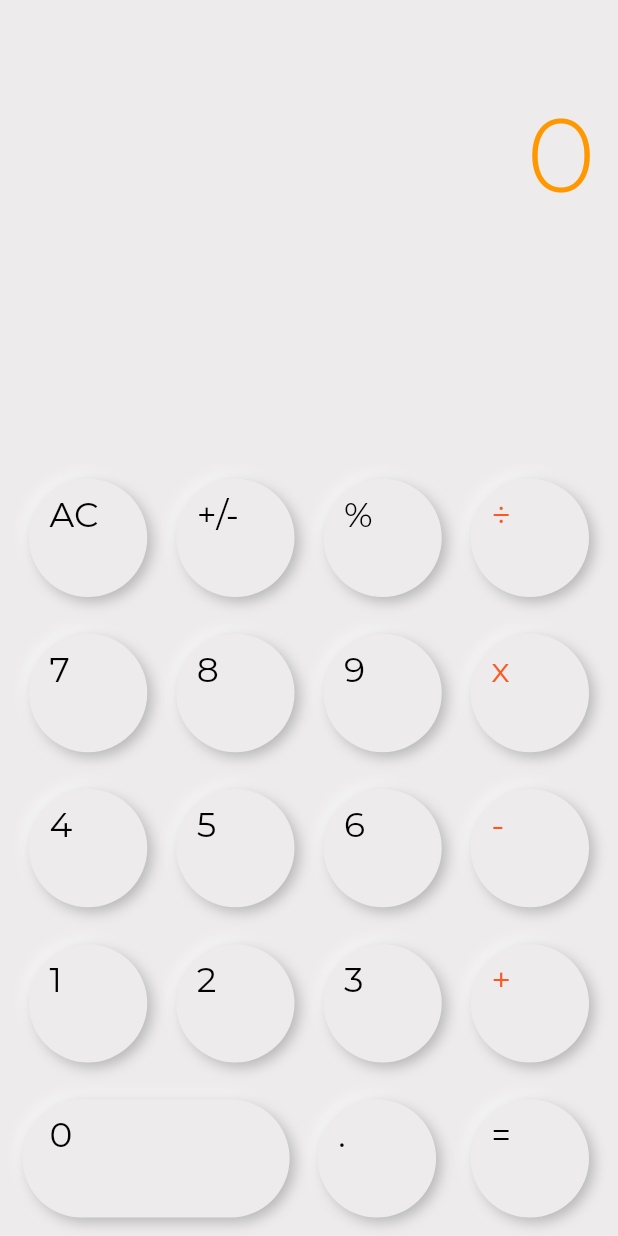
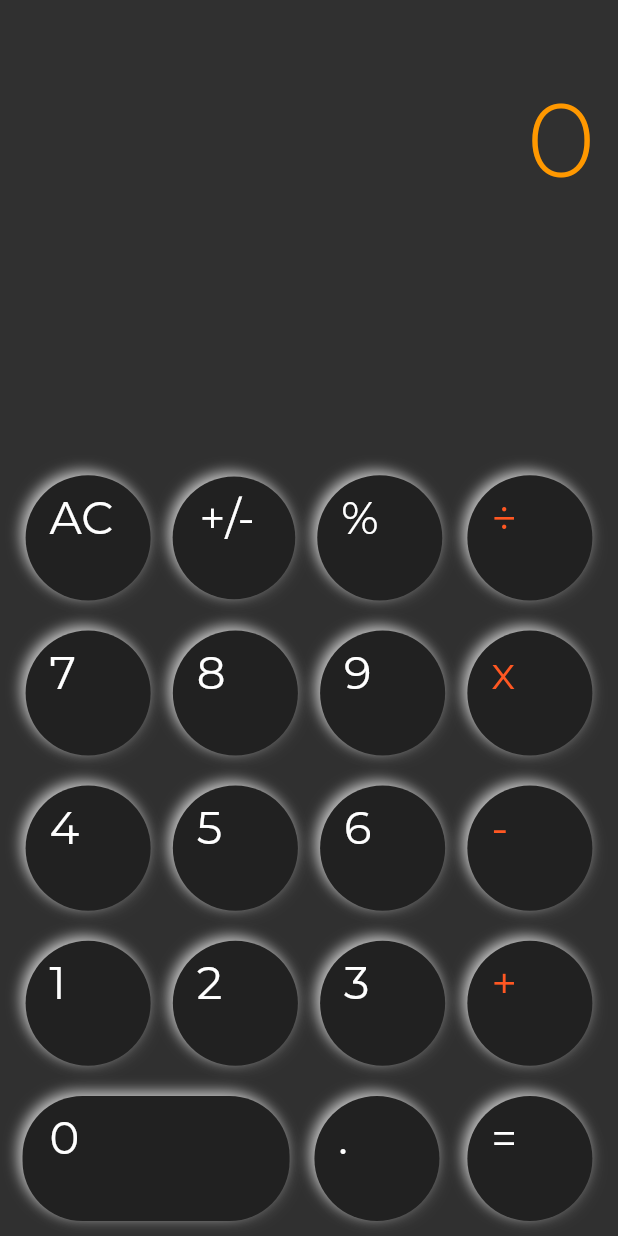
Before and after one commit to denzgrant/Flutter_Calculator-, a Flutter app: the screen it shows after launch, on a phone screen of 412 x 824 dp. Run offline on Flutter 3.47's test engine with Material 2 defaults, Android fonts, the phone set to English and light mode, and no system bars; drawn by our look-alikes of flutter_neumorphic.

Commit message:
updated UI and switched to dark mode

```diff
--- a/lib/calculator_brain.dart
+++ b/lib/calculator_brain.dart
@@ -1,8 +1,3 @@
-import 'dart:developer';
-
-import 'package:flutter/cupertino.dart';
-import 'package:flutter/material.dart';
-
 class CalculatorBrain {
   String output = '0'; //stores result to be printed to user
   String _output = ''; //stores calculation result
--- a/lib/calculator_page.dart
+++ b/lib/calculator_page.dart
@@ -11,14 +11,13 @@ class CalculatorPage extends StatefulWidget {
 
 class _CalculatorPageState extends State<CalculatorPage> {
   String result = '0';
-
   //the brain for our calculator
   CalculatorBrain calc = CalculatorBrain();
 
   @override
   Widget build(BuildContext context) {
     return Scaffold(
-      backgroundColor: Color(0xFFEDEBEC),
+      // backgroundColor: Color(0xFFEDEBEC),
       body: SafeArea(
         child: Padding(
           padding: const EdgeInsets.symmetric(horizontal: 15),
@@ -28,17 +27,25 @@ class _CalculatorPageState extends State<CalculatorPage> {
               Expanded(
                 flex: 2,
                 child: Padding(
-                  padding: const EdgeInsets.only(top: 60),
+                  padding: const EdgeInsets.only(top: 50),
                   child: ConstrainedBox(
                     constraints: BoxConstraints(
-                      maxHeight: 70,
-                      maxWidth: 300,
+                      maxHeight: 50,
+                      // maxWidth: 300,
                     ),
-                    child: Text(
-                      result,
-                      style: kResultTextStyle,
-                      softWrap: false,
-                      overflow: TextOverflow.ellipsis,
+                    child: ListView(
+                      scrollDirection: Axis.horizontal,
+                      reverse: true,
+                      children: [
+                        Text(
+                          result.replaceAllMapped(
+                              new RegExp(r'(\d{1,3})(?=(\d{3})+(?!\d))'),
+                              (Match m) => '${m[1]},'),
+                          style: kResultTextStyle,
+                          softWrap: false,
+                          // overflow: TextOverflow.ellipsis,
+                        ),
+                      ],
                     ),
                   ),
                 ),
@@ -48,7 +55,9 @@ class _CalculatorPageState extends State<CalculatorPage> {
                 child: Padding(
                   padding: const EdgeInsets.only(top: 20, bottom: 30),
                   child: Text(
-                    calc.resultOperationText,
+                    calc.resultOperationText.replaceAllMapped(
+                        new RegExp(r'(\d{1,3})(?=(\d{3})+(?!\d))'),
+                        (Match m) => '${m[1]},'),
                     style: kOperationTextStyle,
                     softWrap: false,
                     overflow: TextOverflow.ellipsis,
@@ -63,7 +72,7 @@ class _CalculatorPageState extends State<CalculatorPage> {
                     RoundButton(
                       buttonText: 'AC',
                       buttonBoxShape: NeumorphicBoxShape.circle(),
-                      colorText: kBlackColorText,
+                      colorText: kWhiteColorText,
                       buttonWidth: 8,
                       onPressed: () {
                         setState(() {
@@ -74,8 +83,8 @@ class _CalculatorPageState extends State<CalculatorPage> {
                     RoundButton(
                       buttonText: '+/-',
                       buttonBoxShape: NeumorphicBoxShape.circle(),
-                      colorText: kBlackColorText,
-                      buttonWidth: 8,
+                      colorText: kWhiteColorText,
+                      buttonWidth: 9,
                       onPressed: () {
                         setState(() {
                           result = calc.buttonPressed("+/-");
@@ -85,7 +94,7 @@ class _CalculatorPageState extends State<CalculatorPage> {
                     RoundButton(
                       buttonText: '%',
                       buttonBoxShape: NeumorphicBoxShape.circle(),
-                      colorText: kBlackColorText,
+                      colorText: kWhiteColorText,
                       buttonWidth: 8,
                       onPressed: () {
                         setState(() {
@@ -115,7 +124,7 @@ class _CalculatorPageState extends State<CalculatorPage> {
                     RoundButton(
                       buttonText: '7',
                       buttonBoxShape: NeumorphicBoxShape.circle(),
-                      colorText: kBlackColorText,
+                      colorText: kWhiteColorText,
                       buttonWidth: 8,
                       onPressed: () {
                         setState(() {
@@ -126,7 +135,7 @@ class _CalculatorPageState extends State<CalculatorPage> {
                     RoundButton(
                       buttonText: '8',
                       buttonBoxShape: NeumorphicBoxShape.circle(),
-                      colorText: kBlackColorText,
+                      colorText: kWhiteColorText,
                       buttonWidth: 8,
                       onPressed: () {
                         setState(() {
@@ -137,7 +146,7 @@ class _CalculatorPageState extends State<CalculatorPage> {
                     RoundButton(
                       buttonText: '9',
                       buttonBoxShape: NeumorphicBoxShape.circle(),
-                      colorText: kBlackColorText,
+                      colorText: kWhiteColorText,
                       buttonWidth: 8,
                       onPressed: () {
                         setState(() {
@@ -167,7 +176,7 @@ class _CalculatorPageState extends State<CalculatorPage> {
                     RoundButton(
                       buttonText: '4',
                       buttonBoxShape: NeumorphicBoxShape.circle(),
-                      colorText: kBlackColorText,
+                      colorText: kWhiteColorText,
                       buttonWidth: 8,
                       onPressed: () {
                         setState(() {
@@ -178,7 +187,7 @@ class _CalculatorPageState extends State<CalculatorPage> {
                     RoundButton(
                       buttonText: '5',
                       buttonBoxShape: NeumorphicBoxShape.circle(),
-                      colorText: kBlackColorText,
+                      colorText: kWhiteColorText,
                       buttonWidth: 8,
                       onPressed: () {
                         setState(() {
@@ -189,7 +198,7 @@ class _CalculatorPageState extends State<CalculatorPage> {
                     RoundButton(
                       buttonText: '6',
                       buttonBoxShape: NeumorphicBoxShape.circle(),
-                      colorText: kBlackColorText,
+                      colorText: kWhiteColorText,
                       buttonWidth: 8,
                       onPressed: () {
                         setState(() {
@@ -219,7 +228,7 @@ class _CalculatorPageState extends State<CalculatorPage> {
                     RoundButton(
                       buttonText: '1',
                       buttonBoxShape: NeumorphicBoxShape.circle(),
-                      colorText: kBlackColorText,
+                      colorText: kWhiteColorText,
                       buttonWidth: 8,
                       onPressed: () {
                         setState(() {
@@ -230,7 +239,7 @@ class _CalculatorPageState extends State<CalculatorPage> {
                     RoundButton(
                       buttonText: '2',
                       buttonBoxShape: NeumorphicBoxShape.circle(),
-                      colorText: kBlackColorText,
+                      colorText: kWhiteColorText,
                       buttonWidth: 8,
                       onPressed: () {
                         setState(() {
@@ -241,7 +250,7 @@ class _CalculatorPageState extends State<CalculatorPage> {
                     RoundButton(
                       buttonText: '3',
                       buttonBoxShape: NeumorphicBoxShape.circle(),
-                      colorText: kBlackColorText,
+                      colorText: kWhiteColorText,
                       buttonWidth: 8,
                       onPressed: () {
                         setState(() {
@@ -272,7 +281,7 @@ class _CalculatorPageState extends State<CalculatorPage> {
                       buttonText: '0',
                       buttonBoxShape: NeumorphicBoxShape.roundRect(
                           BorderRadius.circular(40.0)),
-                      colorText: kBlackColorText,
+                      colorText: kWhiteColorText,
                       buttonWidth: 2.9,
                       onPressed: () {
                         setState(() {
@@ -283,7 +292,7 @@ class _CalculatorPageState extends State<CalculatorPage> {
                     RoundButton(
                       buttonText: '.',
                       buttonBoxShape: NeumorphicBoxShape.circle(),
-                      colorText: kBlackColorText,
+                      colorText: kWhiteColorText,
                       buttonWidth: 8,
                       onPressed: () {
                         setState(() {
@@ -294,7 +303,7 @@ class _CalculatorPageState extends State<CalculatorPage> {
                     RoundButton(
                       buttonText: '=',
                       buttonBoxShape: NeumorphicBoxShape.circle(),
-                      colorText: kBlackColorText,
+                      colorText: kWhiteColorText,
                       buttonWidth: 8,
                       onPressed: () {
                         setState(() {
--- a/lib/constants.dart
+++ b/lib/constants.dart
@@ -1,6 +1,6 @@
 import 'package:flutter/material.dart';
 
-const kBlackColorText = Colors.black;
+const kWhiteColorText = Colors.white;
 const kOrangeColorText = Colors.deepOrange;
 const kOperationTextStyle = TextStyle(
   fontSize: 30,
--- a/lib/main.dart
+++ b/lib/main.dart
@@ -10,7 +10,8 @@ class CalculatorApp extends StatelessWidget {
     //disables landscape mode
     SystemChrome.setPreferredOrientations([DeviceOrientation.portraitUp]);
     return MaterialApp(
-      theme: ThemeData.light(),
+      themeMode: ThemeMode.system,
+      theme: ThemeData.dark(),
       home: CalculatorPage(),
     );
   }
--- a/lib/roundButton.dart
+++ b/lib/roundButton.dart
@@ -28,19 +28,19 @@ class _RoundButtonState extends State<RoundButton> {
       style: NeumorphicStyle(
         shape: NeumorphicShape.flat,
         depth: 6,
-        shadowDarkColor: Colors.grey.shade500,
+        shadowDarkColor: Colors.white10,
         lightSource: LightSource.topLeft,
         boxShape: widget.buttonBoxShape,
-        color: Color(0xFFEDEBEC),
+        color: Colors.grey.shade900,
       ),
       child: Container(
-        height: MediaQuery.of(context).size.height / 14,
+        height: MediaQuery.of(context).size.height / 13,
         width: MediaQuery.of(context).size.width / widget.buttonWidth,
         child: Text(
           widget.buttonText,
           style: TextStyle(
             color: widget.colorText,
-            fontSize: 23,
+            fontSize: 30,
             fontFamily: "Montserrat",
           ),
         ),
```
